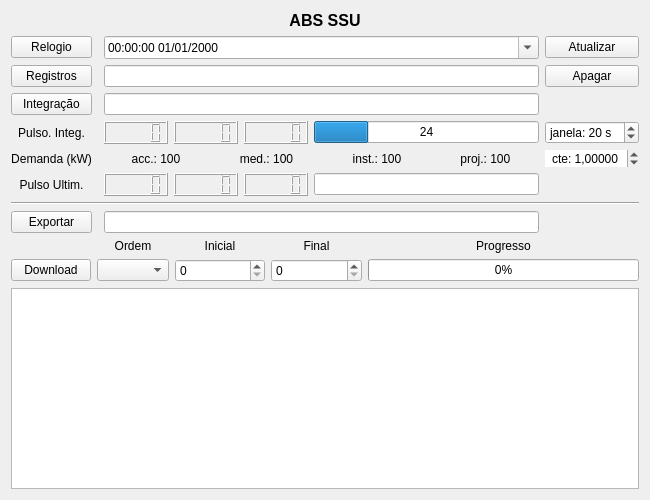
Qt form absequipment.ui (luizpaulorosaabrantes/dtech) before a commit.
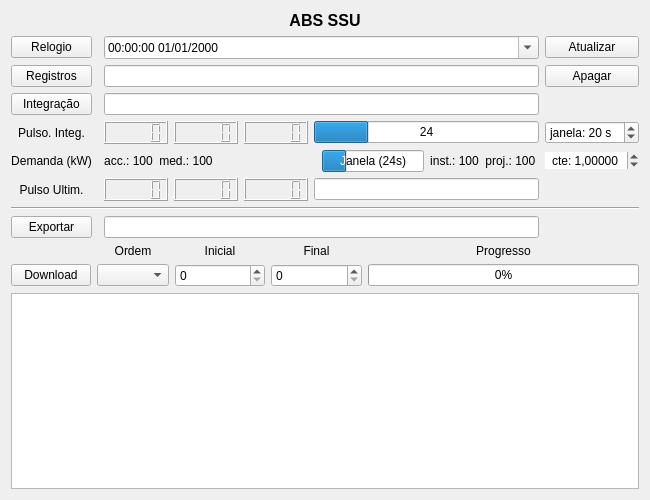
The same form after that commit.

Commit message: Added windows demand

Diff of the .ui file:
```diff
--- a/absequipment.ui
+++ b/absequipment.ui
@@ -275,6 +275,35 @@
          </property>
         </widget>
        </item>
+       <item>
+        <spacer name="horizontalSpacer">
+         <property name="orientation">
+          <enum>Qt::Horizontal</enum>
+         </property>
+         <property name="sizeHint" stdset="0">
+          <size>
+           <width>40</width>
+           <height>20</height>
+          </size>
+         </property>
+        </spacer>
+       </item>
+       <item>
+        <widget class="QProgressBar" name="janelaProgressBar">
+         <property name="value">
+          <number>24</number>
+         </property>
+         <property name="textVisible">
+          <bool>true</bool>
+         </property>
+         <property name="invertedAppearance">
+          <bool>false</bool>
+         </property>
+         <property name="format">
+          <string>Janela (%vs)</string>
+         </property>
+        </widget>
+       </item>
        <item>
         <widget class="QLabel" name="demandaInst">
          <property name="text">
```
The commit also changes 2 other files.
